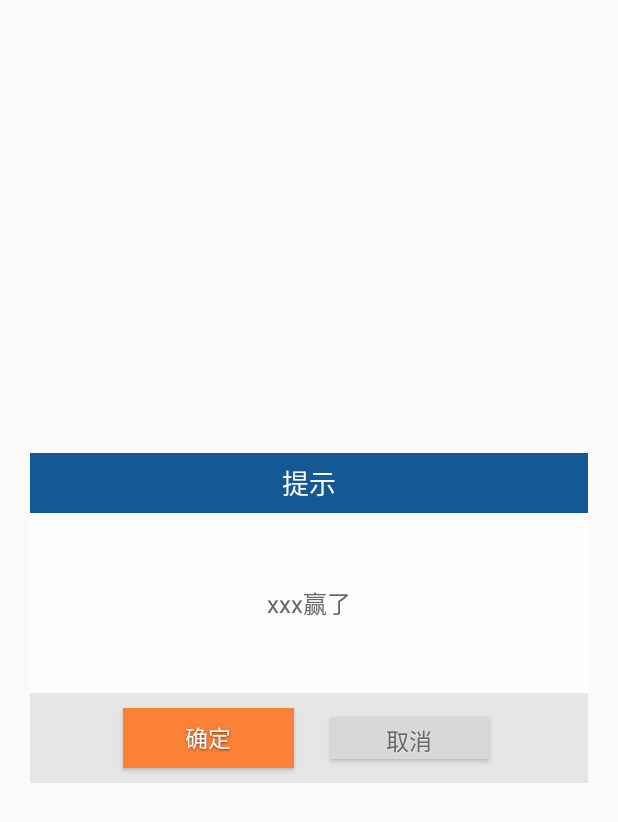
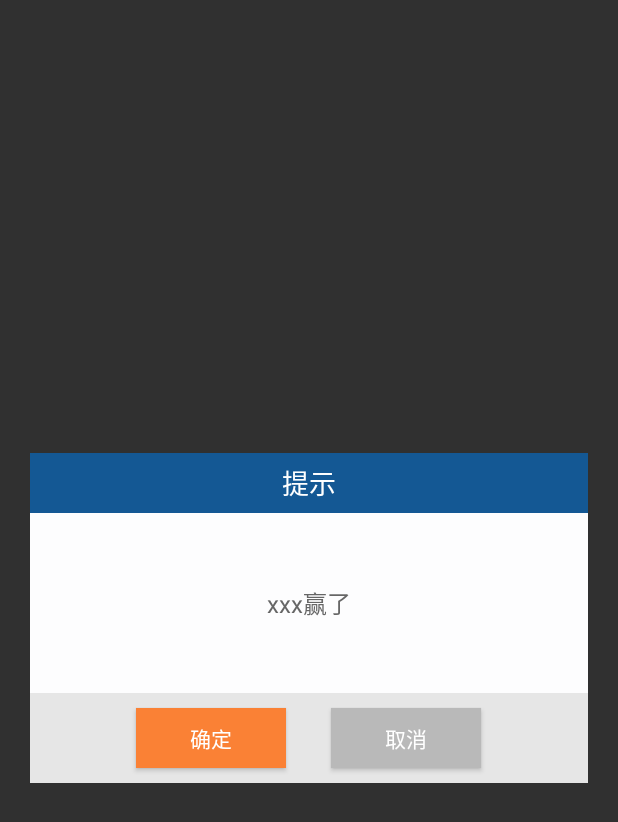
Before and after one commit to JiaShengCao/GameWuZiQi, an Android app: the layout dialog_normal_layout.xml on its own in the app's theme, with its tools: preview values and no code run, on a phone screen of 412 x 824 dp. Shown: the top 822 px of the screen. Run offline under Robolectric (Android 15) with nearby library versions, the phone set to English and light mode, and no system bars.

Commit message:
some change

```diff
--- a/app/src/main/AndroidManifest.xml
+++ b/app/src/main/AndroidManifest.xml
@@ -7,7 +7,7 @@
         android:icon="@mipmap/ic_launcher"
         android:label="@string/app_name"
         android:supportsRtl="true"
-        android:theme="@style/AppTheme">
+        android:theme="@style/Theme.AppCompat.NoActionBar">
         <activity android:name=".MainActivity">
             <intent-filter>
                 <action android:name="android.intent.action.MAIN"/>
--- a/app/src/main/res/layout/dialog_normal_layout.xml
+++ b/app/src/main/res/layout/dialog_normal_layout.xml
@@ -47,27 +47,27 @@
 
         <LinearLayout
             android:background="#e6e6e6"
-            android:layout_width="fill_parent"
+            android:layout_width="match_parent"
             android:layout_height="60.0dip"
             android:layout_gravity="bottom"
             android:gravity="center"
             android:orientation="horizontal" >
 
             <Button
+                android:textColor="#ffffff"
                 android:background="#fa8135"
                 android:id="@+id/positiveButton"
-                style="@style/text_15_ffffff_sdw"
-                android:layout_width="114.0dip"
-                android:layout_height="40.0dip"
+                android:layout_width="100dp"
+                android:layout_height="40dp"
                 android:gravity="center"
                 android:text="确定" />
 
             <Button
+                android:background="#b9b9b9"
                 android:id="@+id/negativeButton"
-                style="@style/text_15_666666_sdw"
-                android:layout_width="114.0dip"
-                android:layout_height="40.0dip"
-                android:layout_marginLeft="20.0dip"
+                android:layout_width="100dp"
+                android:layout_height="40dp"
+                android:layout_marginLeft="30dip"
                 android:gravity="center"
                 android:text="取消" />
         </LinearLayout>
--- a/app/src/main/res/values/styles.xml
+++ b/app/src/main/res/values/styles.xml
@@ -33,7 +33,7 @@
     <style name="sdw_79351b">
         <item name="android:shadowColor">#ff79351b</item>
         <item name="android:shadowDx">0.0</item>
-        <item name="android:shadowDy">1.0</item>
+        <item name="android:shadowDy">0.65</item>
         <item name="android:shadowRadius">1.0</item>
     </style>
 
```
